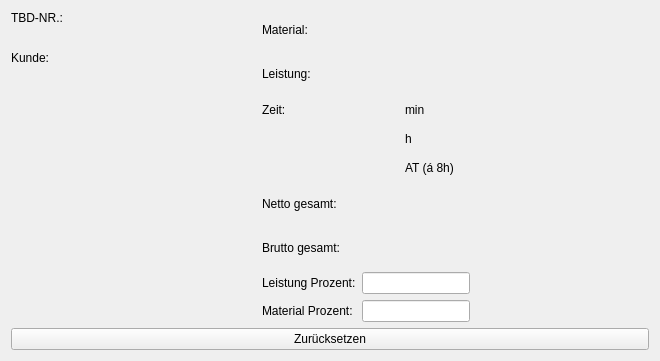
Qt form form/percentage_content.ui (romanweissflog/FAKT) before a commit.
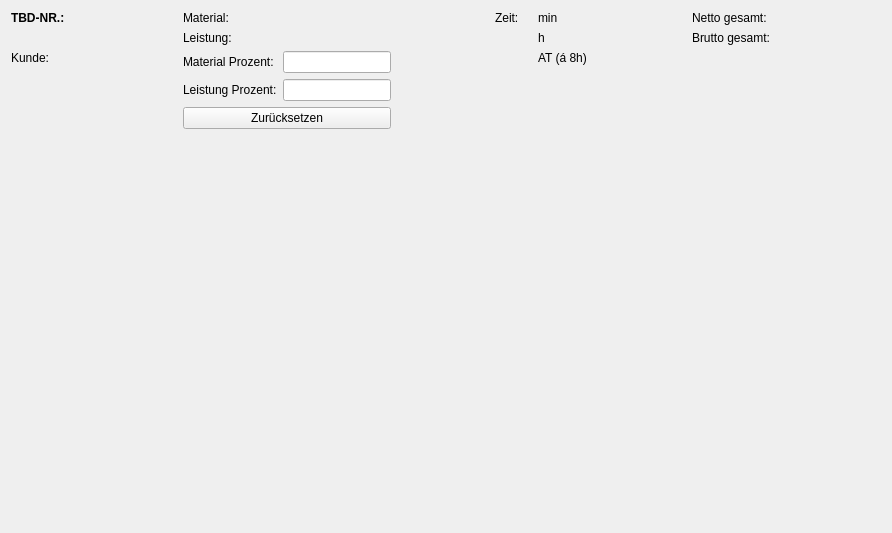
The same form after that commit. Custom widgets are drawn as their Qt base class.

Patch:
```diff
--- a/form/percentage_content.ui
+++ b/form/percentage_content.ui
@@ -6,15 +6,13 @@
    <rect>
     <x>0</x>
     <y>0</y>
-    <width>660</width>
-    <height>361</height>
+    <width>892</width>
+    <height>533</height>
    </rect>
   </property>
   <property name="windowTitle">
    <string>Form</string>
   </property>
-  <layout class="QVBoxLayout" name="verticalLayout_2">
-   <item>
     <layout class="QHBoxLayout" name="horizontalLayout_3">
      <item>
       <layout class="QVBoxLayout" name="verticalLayout">
@@ -22,6 +20,12 @@
         <layout class="QHBoxLayout" name="horizontalLayout">
          <item>
           <widget class="QLabel" name="labelType">
+         <property name="font">
+          <font>
+           <weight>75</weight>
+           <bold>true</bold>
+          </font>
+         </property>
            <property name="text">
             <string>TBD-NR.:</string>
            </property>
@@ -29,6 +33,12 @@
          </item>
          <item>
           <widget class="QLabel" name="labelNumber">
+         <property name="font">
+          <font>
+           <weight>75</weight>
+           <bold>true</bold>
+          </font>
+         </property>
            <property name="text">
             <string/>
            </property>
@@ -94,16 +104,23 @@
        </property>
        <property name="sizeHint" stdset="0">
         <size>
-         <width>40</width>
+       <width>69</width>
          <height>20</height>
         </size>
        </property>
       </spacer>
      </item>
      <item>
-      <layout class="QVBoxLayout" name="verticalLayout_5">
+    <layout class="QVBoxLayout" name="verticalLayout_2">
        <item>
         <layout class="QGridLayout" name="gridLayout">
+       <item row="2" column="0">
+        <widget class="QLabel" name="label_11">
+         <property name="text">
+          <string>Material Prozent:</string>
+         </property>
+        </widget>
+       </item>
          <item row="0" column="0">
           <widget class="QLabel" name="label_4">
            <property name="text">
@@ -111,13 +128,6 @@
            </property>
           </widget>
          </item>
-         <item row="0" column="1">
-          <widget class="QLabel" name="labelMaterial">
-           <property name="text">
-            <string/>
-           </property>
-          </widget>
-         </item>
          <item row="1" column="0">
           <widget class="QLabel" name="label_2">
            <property name="text">
@@ -132,10 +142,93 @@
            </property>
           </widget>
          </item>
-        </layout>
+       <item row="0" column="1">
+        <widget class="QLabel" name="labelMaterial">
+         <property name="text">
+          <string/>
+         </property>
+        </widget>
+       </item>
+       <item row="3" column="0">
+        <widget class="QLabel" name="label_5">
+         <property name="text">
+          <string>Leistung Prozent:</string>
+         </property>
+        </widget>
+       </item>
+       <item row="2" column="1">
+        <widget class="QLineEdit" name="editMaterial"/>
+       </item>
+       <item row="3" column="1">
+        <widget class="QLineEdit" name="editService"/>
+       </item>
+      </layout>
+     </item>
+     <item>
+      <widget class="QPushButton" name="buttonUndo">
+       <property name="text">
+        <string>Zurücksetzen</string>
+       </property>
+      </widget>
+     </item>
+     <item>
+      <spacer name="verticalSpacer_4">
+       <property name="orientation">
+        <enum>Qt::Vertical</enum>
+       </property>
+       <property name="sizeHint" stdset="0">
+        <size>
+         <width>20</width>
+         <height>40</height>
+        </size>
+       </property>
+      </spacer>
+     </item>
+    </layout>
+   </item>
+   <item>
+    <spacer name="horizontalSpacer_2">
+     <property name="orientation">
+      <enum>Qt::Horizontal</enum>
+     </property>
+     <property name="sizeHint" stdset="0">
+      <size>
+       <width>73</width>
+       <height>20</height>
+      </size>
+     </property>
+    </spacer>
        </item>
        <item>
         <layout class="QGridLayout" name="gridLayout_5">
+     <item row="0" column="1">
+      <widget class="QLabel" name="labelMinutes">
+       <property name="text">
+        <string/>
+       </property>
+      </widget>
+     </item>
+     <item row="2" column="1">
+      <widget class="QLabel" name="labelDays">
+       <property name="text">
+        <string/>
+       </property>
+      </widget>
+     </item>
+     <item row="1" column="1">
+      <widget class="QLabel" name="labelHours">
+       <property name="text">
+        <string/>
+       </property>
+      </widget>
+     </item>
+     <item row="0" column="2">
+      <widget class="QLabel" name="label_8">
+       <property name="text">
+        <string>min</string>
+       </property>
+      </widget>
+     </item>
          <item row="0" column="0">
           <widget class="QLabel" name="label_6">
            <property name="text">
@@ -143,13 +236,6 @@
            </property>
           </widget>
          </item>
-         <item row="0" column="1">
-          <widget class="QLabel" name="labelMinutes">
-           <property name="text">
-            <string/>
-           </property>
-          </widget>
-         </item>
          <item row="1" column="2">
           <widget class="QLabel" name="label_9">
            <property name="text">
@@ -157,20 +243,6 @@
            </property>
           </widget>
          </item>
-         <item row="0" column="2">
-          <widget class="QLabel" name="label_8">
-           <property name="text">
-            <string>min</string>
-           </property>
-          </widget>
-         </item>
-         <item row="1" column="1">
-          <widget class="QLabel" name="labelHours">
-           <property name="text">
-            <string/>
-           </property>
-          </widget>
-         </item>
          <item row="2" column="2">
           <widget class="QLabel" name="label_10">
            <property name="text">
@@ -178,15 +250,34 @@
            </property>
           </widget>
          </item>
-         <item row="2" column="1">
-          <widget class="QLabel" name="labelDays">
-           <property name="text">
-            <string/>
-           </property>
-          </widget>
+     <item row="3" column="2">
+      <spacer name="verticalSpacer_2">
+       <property name="orientation">
+        <enum>Qt::Vertical</enum>
+       </property>
+       <property name="sizeHint" stdset="0">
+        <size>
+         <width>20</width>
+         <height>40</height>
+        </size>
+       </property>
+      </spacer>
          </item>
         </layout>
        </item>
+   <item>
+    <spacer name="horizontalSpacer_4">
+     <property name="orientation">
+      <enum>Qt::Horizontal</enum>
+     </property>
+     <property name="sizeHint" stdset="0">
+      <size>
+       <width>72</width>
+       <height>20</height>
+      </size>
+     </property>
+    </spacer>
+   </item>
        <item>
         <layout class="QGridLayout" name="gridLayout_6">
          <item row="0" column="1">
@@ -196,10 +287,10 @@
            </property>
           </widget>
          </item>
-         <item row="0" column="0">
-          <widget class="QLabel" name="label_3">
+     <item row="1" column="1">
+      <widget class="QLabel" name="labelBrutto">
            <property name="text">
-            <string>Netto gesamt:</string>
+        <string/>
            </property>
           </widget>
          </item>
@@ -210,62 +301,40 @@
            </property>
           </widget>
          </item>
-         <item row="1" column="1">
-          <widget class="QLabel" name="labelBrutto">
-           <property name="text">
-            <string/>
-           </property>
-          </widget>
-         </item>
-        </layout>
-       </item>
-       <item>
-        <layout class="QGridLayout" name="gridLayout_4">
          <item row="0" column="0">
-          <widget class="QLabel" name="label_5">
+      <widget class="QLabel" name="label_3">
            <property name="text">
-            <string>Leistung Prozent:</string>
+        <string>Netto gesamt:</string>
            </property>
           </widget>
          </item>
-         <item row="1" column="0">
-          <widget class="QLabel" name="label_11">
-           <property name="text">
-            <string>Material Prozent:</string>
-           </property>
-          </widget>
-         </item>
-         <item row="0" column="1">
-          <widget class="QLineEdit" name="editService"/>
-         </item>
-         <item row="1" column="1">
-          <widget class="QLineEdit" name="editMaterial"/>
-         </item>
-        </layout>
+     <item row="2" column="0">
+      <spacer name="verticalSpacer_3">
+       <property name="orientation">
+        <enum>Qt::Vertical</enum>
+       </property>
+       <property name="sizeHint" stdset="0">
+        <size>
+         <width>20</width>
+         <height>40</height>
+        </size>
+       </property>
+      </spacer>
        </item>
       </layout>
      </item>
      <item>
-      <spacer name="horizontalSpacer_2">
+    <spacer name="horizontalSpacer_3">
        <property name="orientation">
         <enum>Qt::Horizontal</enum>
        </property>
        <property name="sizeHint" stdset="0">
         <size>
-         <width>40</width>
+       <width>72</width>
          <height>20</height>
         </size>
        </property>
       </spacer>
-     </item>
-    </layout>
-   </item>
-   <item>
-    <widget class="QPushButton" name="buttonUndo">
-     <property name="text">
-      <string>Zurücksetzen</string>
-     </property>
-    </widget>
    </item>
   </layout>
  </widget>
```
Lines whose indentation alone changed are shown as unchanged.
